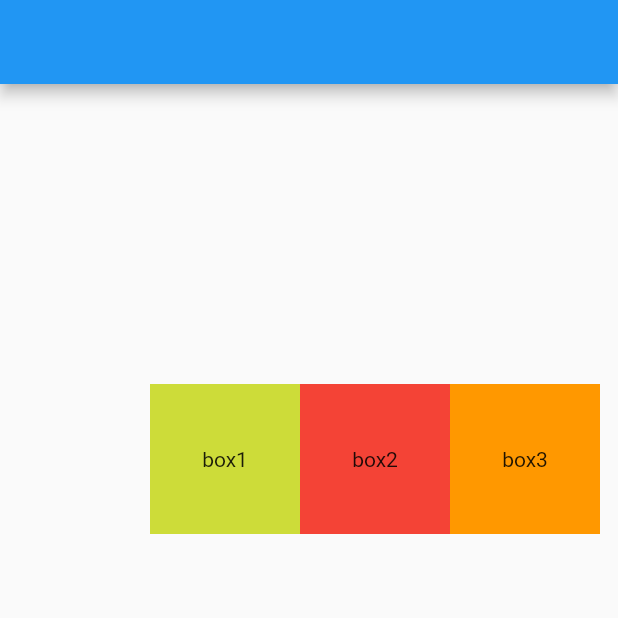
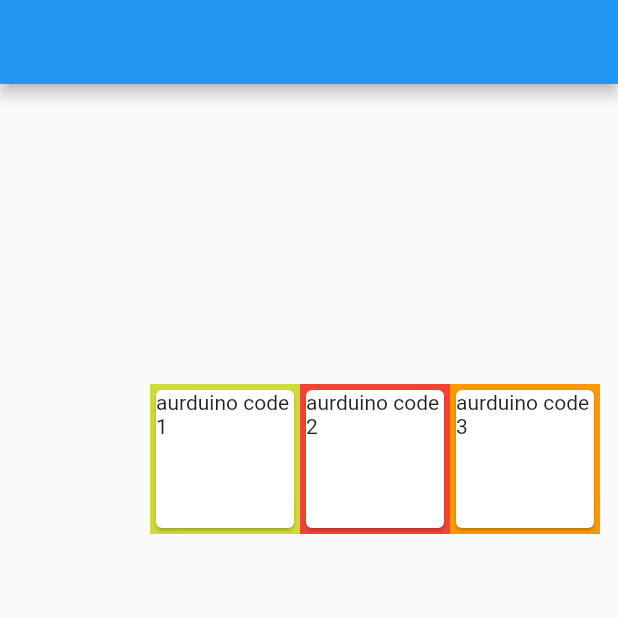
Before and after one commit to OmarHanyhassan/CYH-code-your-home, a Flutter app: the screen it shows after launch, on a phone screen of 412 x 824 dp, the top half of it. Run offline on Flutter 3.47's test engine with Material 2 defaults, Android fonts, the phone set to English and light mode, and no system bars.

```diff
--- a/Flutter CYH app/code_your_home/lib/main.dart
+++ b/Flutter CYH app/code_your_home/lib/main.dart
@@ -28,26 +28,32 @@ class Home extends StatefulWidget {
 class _HomeState extends State<Home> {
   @override
   Widget build(BuildContext context) {
-    Color caughtColor = Colors.grey;
+    String title = "";
+
     return Scaffold(
       appBar: AppBar(),
       body: Stack(
         children: [
-          DragBox(Offset(100.0, 200.0), "box1", Colors.lime),
-          DragBox(Offset(200.0, 200.0), "box2", Colors.red),
-          DragBox(Offset(300.0, 200.0), "box3", Colors.orange),
+          DragBox(Offset(100.0, 200.0), "aurduino code 1", Colors.lime),
+          DragBox(Offset(200.0, 200.0), "aurduino code 2", Colors.red),
+          DragBox(Offset(300.0, 200.0), "aurduino code 3", Colors.orange),
           Positioned(
               top: 400,
               left: 500,
               child: DragTarget(
-                onAccept: (Color color) {
-                  caughtColor = color;
+                onAccept: (String titles) {
+                  title = titles;
                 },
                 builder: (context, accepted, rejected) {
+                  print(accepted);
+
                   return Container(
                     width: 200,
                     height: 200,
-                    color: accepted.isEmpty ? caughtColor : Colors.grey,
+                    color: Colors.grey,
+                    child: Center(
+                      child: Text("${title}"),
+                    ),
                   );
                 },
               ))
@@ -59,10 +65,9 @@ class _HomeState extends State<Home> {
 
 class DragBox extends StatefulWidget {
   final Offset initpos;
-  final String label;
+  final String code;
   final Color itemColor;
-
-  DragBox(this.initpos, this.label, this.itemColor);
+  DragBox(this.initpos, this.code, this.itemColor);
 
   @override
   _DragBoxState createState() => _DragBoxState();
@@ -70,10 +75,8 @@ class DragBox extends StatefulWidget {
 
 class _DragBoxState extends State<DragBox> {
   Offset position = Offset(0.0, 0.0);
-
   @override
   void initState() {
-    // TODO: implement initState
     super.initState();
     position = widget.initpos;
   }
@@ -84,14 +87,14 @@ class _DragBoxState extends State<DragBox> {
       left: position.dx,
       top: position.dy,
       child: Draggable(
-        data: widget.itemColor,
+        data: widget.code,
         child: Container(
           color: widget.itemColor,
           height: 100,
           width: 100,
-          child: Center(
+          child: Card(
             child: Text(
-              widget.label,
+              widget.code,
             ),
           ),
         ),
@@ -102,8 +105,8 @@ class _DragBoxState extends State<DragBox> {
         },
         feedback: Container(
           color: widget.itemColor.withOpacity(0.5),
-          width: 120,
-          height: 120,
+          width: 100,
+          height: 100,
         ),
       ),
     );
```
